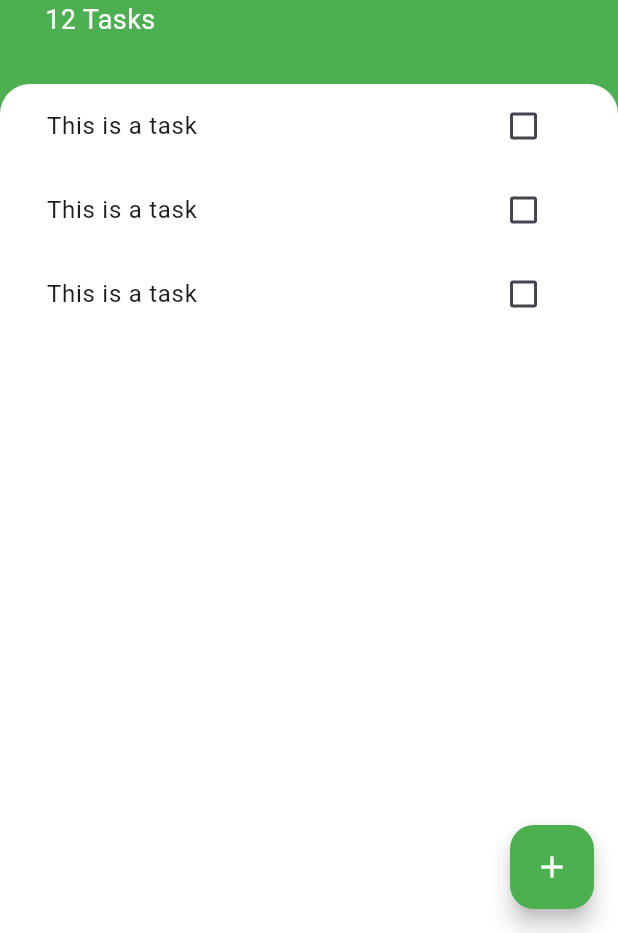
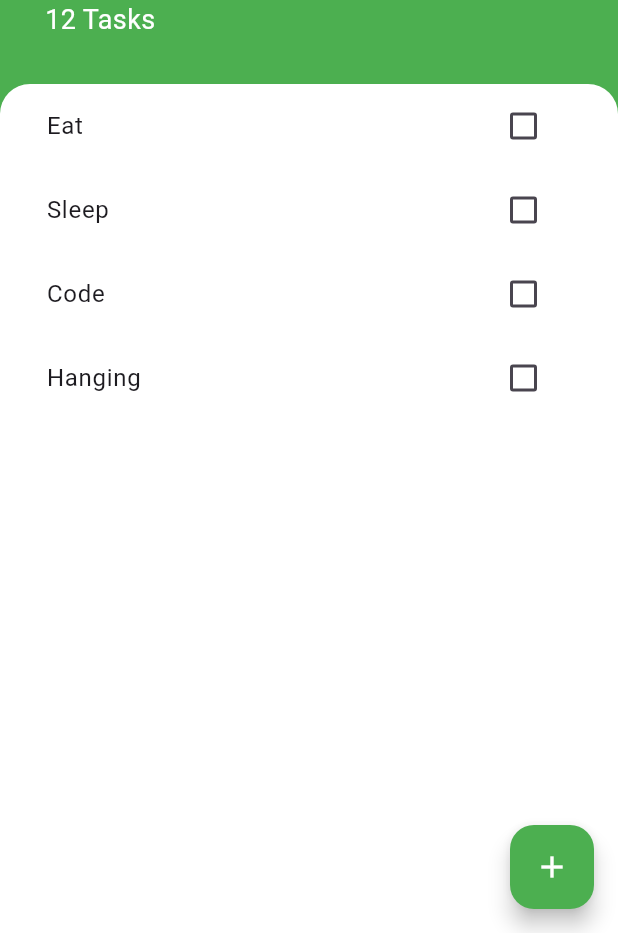
Before and after one commit to MyintMyatKaungPHP/todoey, a Flutter app: the screen it shows after launch, on a phone screen of 412 x 824 dp, the part 303-1236 px from its top. Run offline on Flutter 3.47's test engine with Material 3 defaults, Android fonts, the phone set to English and light mode, and no system bars.

Commit message:
ListView Builder

```diff
--- /dev/null
+++ b/lib/models/task.dart
@@ -0,0 +1,10 @@
+class Task{
+  final String name;
+  bool isDone;
+
+  Task({required this.name, this.isDone = false});
+
+  void toggleDone(){
+    isDone = !isDone;
+  }
+}
--- a/lib/screens/add_task_screen.dart
+++ b/lib/screens/add_task_screen.dart
@@ -45,7 +45,9 @@ class AddTaskScreen extends StatelessWidget {
               ),
               SizedBox(height: 10,),
               ElevatedButton(
-                onPressed: (){},
+                onPressed: (){
+
+                },
                 child: Text('Add'),
                 style: ElevatedButton.styleFrom(
                     backgroundColor: Colors.green,
--- a/lib/widgets/task_tile.dart
+++ b/lib/widgets/task_tile.dart
@@ -1,43 +1,27 @@
 import 'package:flutter/material.dart';
 
-class TasksTile extends StatefulWidget {
-  @override
-  State<TasksTile> createState() => _TasksTileState();
-}
-class _TasksTileState extends State<TasksTile> {
-  bool isChecked = false;
+class TasksTile extends StatelessWidget {
+  final bool isChecked;
+  final String taskTile;
+  final ValueChanged<bool?> checkboxCallback;
+
+  TasksTile({required this.isChecked, required this.taskTile, required this.checkboxCallback});
 
   @override
   Widget build(BuildContext context) {
     return ListTile(
       title: Text(
-          'This is a task',
+        taskTile,
         style: TextStyle(
-          decoration: isChecked ? TextDecoration.lineThrough : TextDecoration.none,
+          decoration:
+              isChecked ? TextDecoration.lineThrough : TextDecoration.none,
         ),
       ),
-      trailing: TaskCheckbox(checkboxState: isChecked, toggleCheckboxState:  (bool? value) {
-        setState(() {
-          isChecked = value!;
-        });
-      }),
+      trailing: Checkbox(
+        activeColor: Colors.green,
+        value: isChecked,
+        onChanged: checkboxCallback,
+      ),
     );
   }
 }
-
-class TaskCheckbox extends StatelessWidget {
-
-  final bool checkboxState;
-  final ValueChanged<bool?> toggleCheckboxState;
-
-  TaskCheckbox({required this.checkboxState, required this.toggleCheckboxState});
-
-  @override
-  Widget build(BuildContext context) {
-    return Checkbox(
-      activeColor: Colors.green,
-      value:checkboxState,
-      onChanged: toggleCheckboxState,
-    );
-  }
-}
--- a/lib/widgets/tasks_list.dart
+++ b/lib/widgets/tasks_list.dart
@@ -1,19 +1,40 @@
 import 'package:flutter/material.dart';
+import 'package:todoey/models/task.dart';
 import 'package:todoey/widgets/task_tile.dart';
 
-class TasksList extends StatelessWidget {
+class TasksList extends StatefulWidget {
   const TasksList({
     super.key,
   });
 
   @override
+  State<TasksList> createState() => _TasksListState();
+}
+
+class _TasksListState extends State<TasksList> {
+  List<Task> tasks = [
+    Task(name: 'Eat',),
+    Task(name: 'Sleep',),
+    Task(name: 'Code',),
+    Task(name: 'Hanging',),
+  ];
+
+
+  @override
   Widget build(BuildContext context) {
-    return ListView(
-      children: [
-        TasksTile(),
-        TasksTile(),
-        TasksTile(),
-      ],
+    return ListView.builder(
+      itemBuilder: (context, index) {
+        return TasksTile(
+            isChecked: tasks[index].isDone,
+            taskTile: tasks[index].name,
+            checkboxCallback: (checkboxState){
+              setState(() {
+                tasks[index].toggleDone();
+              });
+            }
+        );
+      },
+      itemCount: tasks.length,
     );
   }
 }
```
